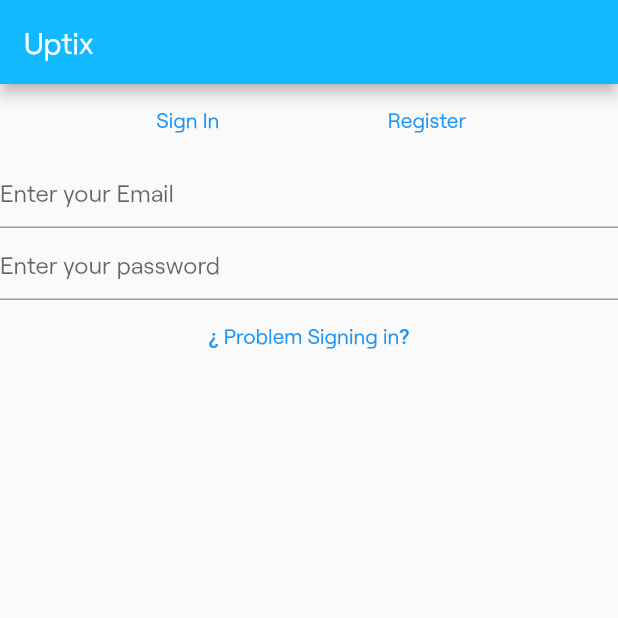
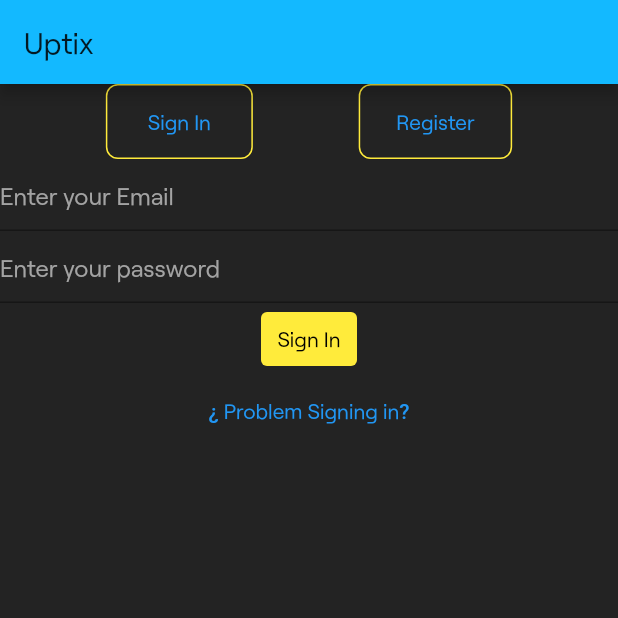
Before and after one commit to rishabhdeepsingh/interfacely_uptix, a Flutter app: the screen it shows after launch, on a phone screen of 412 x 824 dp, the top half of it. Run offline on Flutter 3.47's test engine with Material 2 defaults, Android fonts, the phone set to English and light mode, and no system bars; our stand-ins replace bloc, formz; generated files the repository leaves out were written again.

Commit message:
Update login form with new colors.

```diff
--- a/lib/app/app.dart
+++ b/lib/app/app.dart
@@ -8,6 +8,7 @@
 import 'package:flutter/material.dart';
 import 'package:flutter_localizations/flutter_localizations.dart';
 import 'package:interfacely/l10n/l10n.dart';
+import 'package:interfacely/uptix/constants.dart';
 import 'package:interfacely/uptix/view/uptix.dart';
 
 class App extends StatelessWidget {
@@ -19,7 +20,13 @@
       theme: ThemeData(
         fontFamily: "Roobert",
         accentColor: const Color(0xFF13B9FF),
+        primaryColor: const Color(0xFFFAFF00),
+        backgroundColor: const Color(0xFF232323),
         appBarTheme: const AppBarTheme(color: Color(0xFF13B9FF)),
+        inputDecorationTheme: InputDecorationTheme(
+          hintStyle: TextStyle(color: Text_Color),
+          labelStyle: TextStyle(color: Text_Color),
+        ),
       ),
       localizationsDelegates: const [
         AppLocalizations.delegate,
--- /dev/null
+++ b/lib/uptix/constants.dart
@@ -0,0 +1,14 @@
+import 'package:flutter/material.dart';
+
+const Colors = [
+  Color(0xFF313131),
+  Color(0xFF404040),
+  Color(0xFFA3A3A3),
+];
+
+final Text_Color = const Color(0xFFA3A3A3);
+
+class MyColors {
+  final PRIMARY_COLOR = const Color(0xFFFAFF00);
+  final BG_COLOR = const Color(0xFF232323);
+}
--- a/lib/uptix/view/login/login.dart
+++ b/lib/uptix/view/login/login.dart
@@ -6,6 +6,11 @@
 
   @override
   Widget build(BuildContext context) {
-    return const Center(child: LoginForm());
+    return Center(
+      child: Container(
+        decoration: BoxDecoration(color: Theme.of(context).backgroundColor),
+        child: const LoginForm(),
+      ),
+    );
   }
 }
--- a/lib/uptix/view/login/login_form.dart
+++ b/lib/uptix/view/login/login_form.dart
@@ -21,18 +21,28 @@
             mainAxisSize: MainAxisSize.max,
             mainAxisAlignment: MainAxisAlignment.spaceEvenly,
             children: [
-              TextButton(onPressed: () {}, child: const Text('Sign In')),
-              TextButton(onPressed: () {}, child: const Text('Register')),
+              loginTypeButton("Sign In"),
+              loginTypeButton("Register"),
             ],
           ),
           const TextField(
+            style: TextStyle(color: Colors.white),
             decoration: InputDecoration(hintText: "Enter your Email"),
             keyboardType: TextInputType.emailAddress,
           ),
           const TextField(
+            style: TextStyle(color: Colors.white),
             decoration: InputDecoration(hintText: "Enter your password"),
             keyboardType: TextInputType.visiblePassword,
             obscureText: true,
+          ),
+          TextButton(
+            style: TextButton.styleFrom(
+              primary: Colors.black,
+              backgroundColor: Colors.yellow,
+            ),
+            onPressed: () {},
+            child: const Text("Sign In"),
           ),
           TextButton(
             onPressed: () {},
@@ -42,4 +52,21 @@
       ),
     );
   }
+
+  Container loginTypeButton(String text) {
+    return Container(
+      decoration: BoxDecoration(
+        shape: BoxShape.rectangle,
+        border: Border.all(color: Colors.yellow, width: 1),
+        borderRadius: BorderRadius.circular(8),
+      ),
+      child: Padding(
+        padding: const EdgeInsets.symmetric(horizontal: 16.0),
+        child: TextButton(
+          onPressed: () {},
+          child: Text(text),
+        ),
+      ),
+    );
+  }
 }
```
